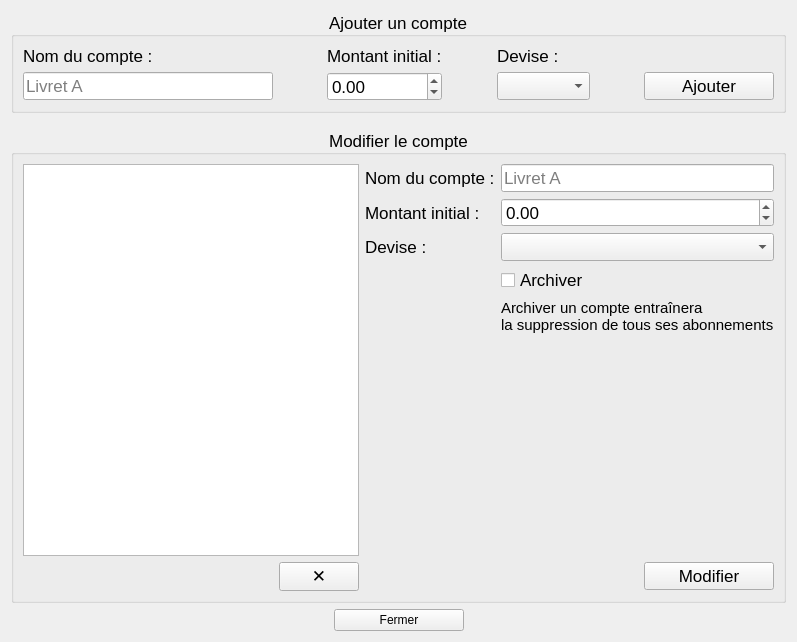
The window that manageaccount.ui (torway/OverAid) describes before a commit, drawn with Qt 5.
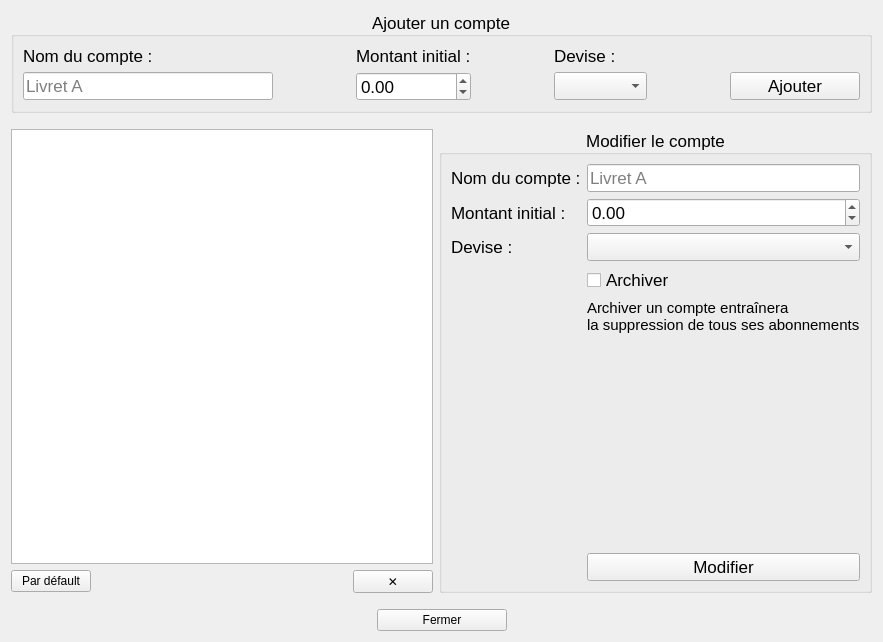
The same window after the commit.

```diff
--- a/manageaccount.ui
+++ b/manageaccount.ui
@@ -6,7 +6,7 @@
    <rect>
     <x>0</x>
     <y>0</y>
-    <width>725</width>
+    <width>824</width>
     <height>642</height>
    </rect>
   </property>
@@ -14,7 +14,263 @@
    <string>Form</string>
   </property>
   <layout class="QGridLayout" name="gridLayout_2">
-   <item row="0" column="0" colspan="3">
+   <item row="1" column="0">
+    <spacer name="verticalSpacer_4">
+     <property name="orientation">
+      <enum>Qt::Vertical</enum>
+     </property>
+     <property name="sizeType">
+      <enum>QSizePolicy::Fixed</enum>
+     </property>
+     <property name="sizeHint" stdset="0">
+      <size>
+       <width>20</width>
+       <height>10</height>
+      </size>
+     </property>
+    </spacer>
+   </item>
+   <item row="3" column="1">
+    <spacer name="horizontalSpacer_3">
+     <property name="orientation">
+      <enum>Qt::Horizontal</enum>
+     </property>
+     <property name="sizeType">
+      <enum>QSizePolicy::Fixed</enum>
+     </property>
+     <property name="sizeHint" stdset="0">
+      <size>
+       <width>250</width>
+       <height>20</height>
+      </size>
+     </property>
+    </spacer>
+   </item>
+   <item row="3" column="0">
+    <widget class="QPushButton" name="pushButton_defaultAccount">
+     <property name="text">
+      <string>Par défault</string>
+     </property>
+    </widget>
+   </item>
+   <item row="5" column="0" colspan="5">
+    <layout class="QHBoxLayout" name="horizontalLayout">
+     <item>
+      <spacer name="horizontalSpacer">
+       <property name="orientation">
+        <enum>Qt::Horizontal</enum>
+       </property>
+       <property name="sizeHint" stdset="0">
+        <size>
+         <width>274</width>
+         <height>20</height>
+        </size>
+       </property>
+      </spacer>
+     </item>
+     <item>
+      <widget class="QPushButton" name="pushButton_close">
+       <property name="minimumSize">
+        <size>
+         <width>130</width>
+         <height>0</height>
+        </size>
+       </property>
+       <property name="focusPolicy">
+        <enum>Qt::TabFocus</enum>
+       </property>
+       <property name="text">
+        <string>Fermer</string>
+       </property>
+       <property name="shortcut">
+        <string>Ctrl+W</string>
+       </property>
+       <property name="autoDefault">
+        <bool>true</bool>
+       </property>
+      </widget>
+     </item>
+     <item>
+      <spacer name="horizontalSpacer_2">
+       <property name="orientation">
+        <enum>Qt::Horizontal</enum>
+       </property>
+       <property name="sizeHint" stdset="0">
+        <size>
+         <width>275</width>
+         <height>20</height>
+        </size>
+       </property>
+      </spacer>
+     </item>
+    </layout>
+   </item>
+   <item row="2" column="0" colspan="3">
+    <widget class="QListWidget" name="listWidget">
+     <property name="minimumSize">
+      <size>
+       <width>0</width>
+       <height>300</height>
+      </size>
+     </property>
+    </widget>
+   </item>
+   <item row="2" column="3" rowspan="2" colspan="2">
+    <widget class="QGroupBox" name="groupBox">
+     <property name="maximumSize">
+      <size>
+       <width>16777215</width>
+       <height>16777215</height>
+      </size>
+     </property>
+     <property name="font">
+      <font>
+       <pointsize>13</pointsize>
+      </font>
+     </property>
+     <property name="title">
+      <string>Modifier le compte</string>
+     </property>
+     <property name="alignment">
+      <set>Qt::AlignCenter</set>
+     </property>
+     <layout class="QGridLayout" name="gridLayout_3">
+      <item row="0" column="0" colspan="5">
+       <layout class="QGridLayout" name="gridLayout_4">
+        <item row="1" column="3">
+         <widget class="QLabel" name="label_3">
+          <property name="text">
+           <string>Montant initial :</string>
+          </property>
+         </widget>
+        </item>
+        <item row="3" column="3" rowspan="3">
+         <spacer name="verticalSpacer">
+          <property name="orientation">
+           <enum>Qt::Vertical</enum>
+          </property>
+          <property name="sizeHint" stdset="0">
+           <size>
+            <width>20</width>
+            <height>40</height>
+           </size>
+          </property>
+         </spacer>
+        </item>
+        <item row="2" column="4" colspan="2">
+         <widget class="QComboBox" name="comboBox_devise_2"/>
+        </item>
+        <item row="3" column="4" colspan="2">
+         <widget class="QCheckBox" name="checkBox_archive">
+          <property name="text">
+           <string>Archiver</string>
+          </property>
+         </widget>
+        </item>
+        <item row="2" column="3">
+         <widget class="QLabel" name="label_7">
+          <property name="text">
+           <string>Devise :</string>
+          </property>
+         </widget>
+        </item>
+        <item row="5" column="4" colspan="2">
+         <spacer name="verticalSpacer_2">
+          <property name="orientation">
+           <enum>Qt::Vertical</enum>
+          </property>
+          <property name="sizeHint" stdset="0">
+           <size>
+            <width>20</width>
+            <height>40</height>
+           </size>
+          </property>
+         </spacer>
+        </item>
+        <item row="1" column="4" colspan="2">
+         <widget class="QDoubleSpinBox" name="doubleSpinBox_2">
+          <property name="suffix">
+           <string/>
+          </property>
+          <property name="minimum">
+           <double>-99999.000000000000000</double>
+          </property>
+          <property name="maximum">
+           <double>99999.000000000000000</double>
+          </property>
+         </widget>
+        </item>
+        <item row="0" column="3">
+         <widget class="QLabel" name="label_4">
+          <property name="text">
+           <string>Nom du compte :</string>
+          </property>
+         </widget>
+        </item>
+        <item row="0" column="4" colspan="2">
+         <widget class="QLineEdit" name="lineEdit_nom_2">
+          <property name="minimumSize">
+           <size>
+            <width>0</width>
+            <height>0</height>
+           </size>
+          </property>
+          <property name="maximumSize">
+           <size>
+            <width>16777215</width>
+            <height>16777215</height>
+           </size>
+          </property>
+          <property name="placeholderText">
+           <string>Livret A</string>
+          </property>
+         </widget>
+        </item>
+        <item row="4" column="4" colspan="2">
+         <widget class="QLabel" name="label_5">
+          <property name="font">
+           <font>
+            <pointsize>11</pointsize>
+           </font>
+          </property>
+          <property name="text">
+           <string>Archiver un compte entraînera 
+la suppression de tous ses abonnements</string>
+          </property>
+         </widget>
+        </item>
+        <item row="6" column="4" colspan="2">
+         <widget class="QPushButton" name="pushButton_modify">
+          <property name="minimumSize">
+           <size>
+            <width>0</width>
+            <height>0</height>
+           </size>
+          </property>
+          <property name="maximumSize">
+           <size>
+            <width>16777215</width>
+            <height>16777215</height>
+           </size>
+          </property>
+          <property name="text">
+           <string>Modifier</string>
+          </property>
+         </widget>
+        </item>
+       </layout>
+      </item>
+     </layout>
+    </widget>
+   </item>
+   <item row="3" column="2">
+    <widget class="QPushButton" name="pushButton_delete">
+     <property name="text">
+      <string>✕</string>
+     </property>
+    </widget>
+   </item>
+   <item row="0" column="0" colspan="5">
     <widget class="QGroupBox" name="groupBox_add">
      <property name="minimumSize">
       <size>
@@ -139,215 +395,8 @@
      </layout>
     </widget>
    </item>
-   <item row="3" column="2">
-    <spacer name="horizontalSpacer_2">
-     <property name="orientation">
-      <enum>Qt::Horizontal</enum>
-     </property>
-     <property name="sizeHint" stdset="0">
-      <size>
-       <width>275</width>
-       <height>20</height>
-      </size>
-     </property>
-    </spacer>
-   </item>
-   <item row="2" column="0" colspan="3">
-    <widget class="QGroupBox" name="groupBox">
-     <property name="maximumSize">
-      <size>
-       <width>16777215</width>
-       <height>16777215</height>
-      </size>
-     </property>
-     <property name="font">
-      <font>
-       <pointsize>13</pointsize>
-      </font>
-     </property>
-     <property name="title">
-      <string>Modifier le compte</string>
-     </property>
-     <property name="alignment">
-      <set>Qt::AlignCenter</set>
-     </property>
-     <layout class="QGridLayout" name="gridLayout_3">
-      <item row="0" column="0" colspan="5">
-       <layout class="QGridLayout" name="gridLayout_4">
-        <item row="2" column="2">
-         <widget class="QLabel" name="label_7">
-          <property name="text">
-           <string>Devise :</string>
-          </property>
-         </widget>
-        </item>
-        <item row="7" column="0">
-         <spacer name="horizontalSpacer_3">
-          <property name="orientation">
-           <enum>Qt::Horizontal</enum>
-          </property>
-          <property name="sizeType">
-           <enum>QSizePolicy::Fixed</enum>
-          </property>
-          <property name="sizeHint" stdset="0">
-           <size>
-            <width>250</width>
-            <height>20</height>
-           </size>
-          </property>
-         </spacer>
-        </item>
-        <item row="0" column="0" rowspan="6" colspan="2">
-         <widget class="QListWidget" name="listWidget">
-          <property name="minimumSize">
-           <size>
-            <width>0</width>
-            <height>300</height>
-           </size>
-          </property>
-         </widget>
-        </item>
-        <item row="0" column="2">
-         <widget class="QLabel" name="label_4">
-          <property name="text">
-           <string>Nom du compte :</string>
-          </property>
-         </widget>
-        </item>
-        <item row="7" column="4">
-         <widget class="QPushButton" name="pushButton_modify">
-          <property name="minimumSize">
-           <size>
-            <width>130</width>
-            <height>0</height>
-           </size>
-          </property>
-          <property name="maximumSize">
-           <size>
-            <width>130</width>
-            <height>16777215</height>
-           </size>
-          </property>
-          <property name="text">
-           <string>Modifier</string>
-          </property>
-         </widget>
-        </item>
-        <item row="1" column="2">
-         <widget class="QLabel" name="label_3">
-          <property name="text">
-           <string>Montant initial :</string>
-          </property>
-         </widget>
-        </item>
-        <item row="7" column="1">
-         <widget class="QPushButton" name="pushButton_delete">
-          <property name="text">
-           <string>✕</string>
-          </property>
-         </widget>
-        </item>
-        <item row="3" column="2" rowspan="3">
-         <spacer name="verticalSpacer">
-          <property name="orientation">
-           <enum>Qt::Vertical</enum>
-          </property>
-          <property name="sizeHint" stdset="0">
-           <size>
-            <width>20</width>
-            <height>40</height>
-           </size>
-          </property>
-         </spacer>
-        </item>
-        <item row="7" column="3">
-         <spacer name="horizontalSpacer_7">
-          <property name="orientation">
-           <enum>Qt::Horizontal</enum>
-          </property>
-          <property name="sizeHint" stdset="0">
-           <size>
-            <width>274</width>
-            <height>20</height>
-           </size>
-          </property>
-         </spacer>
-        </item>
-        <item row="5" column="3" colspan="2">
-         <spacer name="verticalSpacer_2">
-          <property name="orientation">
-           <enum>Qt::Vertical</enum>
-          </property>
-          <property name="sizeHint" stdset="0">
-           <size>
-            <width>20</width>
-            <height>40</height>
-           </size>
-          </property>
-         </spacer>
-        </item>
-        <item row="4" column="3" colspan="2">
-         <widget class="QLabel" name="label_5">
-          <property name="font">
-           <font>
-            <pointsize>11</pointsize>
-           </font>
-          </property>
-          <property name="text">
-           <string>Archiver un compte entraînera 
-la suppression de tous ses abonnements</string>
-          </property>
-         </widget>
-        </item>
-        <item row="3" column="3" colspan="2">
-         <widget class="QCheckBox" name="checkBox_archive">
-          <property name="text">
-           <string>Archiver</string>
-          </property>
-         </widget>
-        </item>
-        <item row="2" column="3" colspan="2">
-         <widget class="QComboBox" name="comboBox_devise_2"/>
-        </item>
-        <item row="1" column="3" colspan="2">
-         <widget class="QDoubleSpinBox" name="doubleSpinBox_2">
-          <property name="suffix">
-           <string/>
-          </property>
-          <property name="minimum">
-           <double>-99999.000000000000000</double>
-          </property>
-          <property name="maximum">
-           <double>99999.000000000000000</double>
-          </property>
-         </widget>
-        </item>
-        <item row="0" column="3" colspan="2">
-         <widget class="QLineEdit" name="lineEdit_nom_2">
-          <property name="minimumSize">
-           <size>
-            <width>0</width>
-            <height>0</height>
-           </size>
-          </property>
-          <property name="maximumSize">
-           <size>
-            <width>16777215</width>
-            <height>16777215</height>
-           </size>
-          </property>
-          <property name="placeholderText">
-           <string>Livret A</string>
-          </property>
-         </widget>
-        </item>
-       </layout>
-      </item>
-     </layout>
-    </widget>
-   </item>
-   <item row="1" column="1">
-    <spacer name="verticalSpacer_4">
+   <item row="4" column="0">
+    <spacer name="verticalSpacer_5">
      <property name="orientation">
       <enum>Qt::Vertical</enum>
      </property>
@@ -362,35 +411,6 @@
      </property>
     </spacer>
    </item>
-   <item row="3" column="1">
-    <widget class="QPushButton" name="pushButton_close">
-     <property name="minimumSize">
-      <size>
-       <width>130</width>
-       <height>0</height>
-      </size>
-     </property>
-     <property name="text">
-      <string>Fermer</string>
-     </property>
-     <property name="shortcut">
-      <string>Ctrl+W</string>
-     </property>
-    </widget>
-   </item>
-   <item row="3" column="0">
-    <spacer name="horizontalSpacer">
-     <property name="orientation">
-      <enum>Qt::Horizontal</enum>
-     </property>
-     <property name="sizeHint" stdset="0">
-      <size>
-       <width>274</width>
-       <height>20</height>
-      </size>
-     </property>
-    </spacer>
-   </item>
   </layout>
  </widget>
  <tabstops>
```
Left out of the diff: 4 changed lines with no effect on the pictures.
